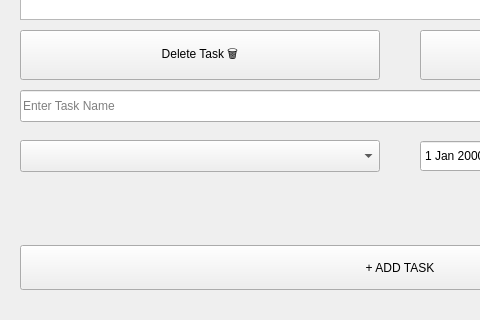
Above: ToDoListGUI/mainwindow.ui from vdcmhaodl/TodoList before the change; both pictures show x 0 to 480 and y 380 to 700 of the 800 by 700 pixel window. Below: the same form after it.
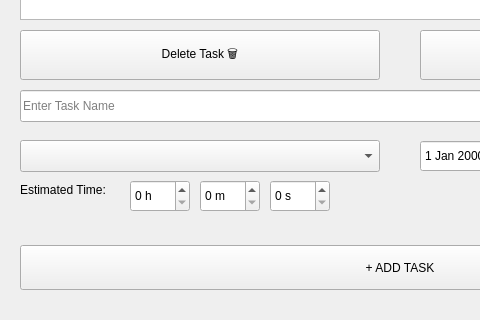
That is the form after the change.

Commit message: update time logic into app

```diff
--- a/ToDoListGUI/mainwindow.ui
+++ b/ToDoListGUI/mainwindow.ui
@@ -111,6 +111,76 @@
      <string>One-time Task</string>
     </property>
    </widget>
+   <widget class="QLabel" name="timeLabel">
+    <property name="geometry">
+     <rect>
+      <x>20</x>
+      <y>560</y>
+      <width>100</width>
+      <height>20</height>
+     </rect>
+    </property>
+    <property name="text">
+     <string>Estimated Time:</string>
+    </property>
+   </widget>
+   <widget class="QSpinBox" name="hoursSpinBox">
+    <property name="geometry">
+     <rect>
+      <x>130</x>
+      <y>560</y>
+      <width>60</width>
+      <height>32</height>
+     </rect>
+    </property>
+    <property name="minimum">
+     <number>0</number>
+    </property>
+    <property name="maximum">
+     <number>23</number>
+    </property>
+    <property name="suffix">
+     <string> h</string>
+    </property>
+   </widget>
+   <widget class="QSpinBox" name="minutesSpinBox">
+    <property name="geometry">
+     <rect>
+      <x>200</x>
+      <y>560</y>
+      <width>60</width>
+      <height>32</height>
+     </rect>
+    </property>
+    <property name="minimum">
+     <number>0</number>
+    </property>
+    <property name="maximum">
+     <number>59</number>
+    </property>
+    <property name="suffix">
+     <string> m</string>
+    </property>
+   </widget>
+   <widget class="QSpinBox" name="secondsSpinBox">
+    <property name="geometry">
+     <rect>
+      <x>270</x>
+      <y>560</y>
+      <width>60</width>
+      <height>32</height>
+     </rect>
+    </property>
+    <property name="minimum">
+     <number>0</number>
+    </property>
+    <property name="maximum">
+     <number>59</number>
+    </property>
+    <property name="suffix">
+     <string> s</string>
+    </property>
+   </widget>
   </widget>
   <widget class="QMenuBar" name="menubar">
    <property name="geometry">
```
The commit also changes 10 other files.
